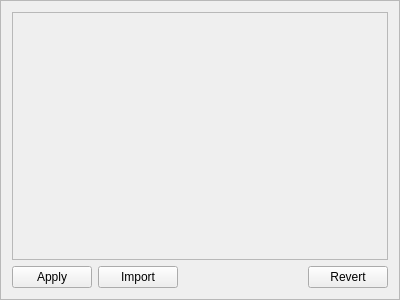
Old version of the form FlightController/ThresholdEditor.ui in the repository dmaone/CommonSense.
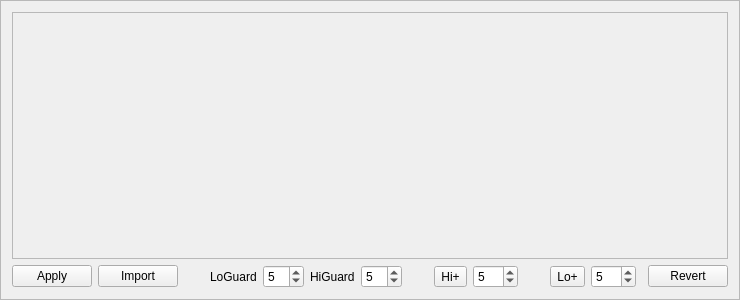
New version of the form.

Commit message: noiseFloor is now deadband, threshold editor WIP

What changed in the file:
```diff
--- a/FlightController/ThresholdEditor.ui
+++ b/FlightController/ThresholdEditor.ui
@@ -6,7 +6,7 @@
    <rect>
     <x>0</x>
     <y>0</y>
-    <width>400</width>
+    <width>722</width>
     <height>300</height>
    </rect>
   </property>
@@ -20,7 +20,30 @@
    <enum>QFrame::Raised</enum>
   </property>
   <layout class="QGridLayout" name="gridLayout_2">
-   <item row="1" column="2">
+   <item row="1" column="3">
+    <widget class="QLabel" name="label">
+     <property name="text">
+      <string>LoGuard</string>
+     </property>
+    </widget>
+   </item>
+   <item row="1" column="7">
+    <spacer name="horizontalSpacer_4">
+     <property name="orientation">
+      <enum>Qt::Horizontal</enum>
+     </property>
+     <property name="sizeType">
+      <enum>QSizePolicy::Fixed</enum>
+     </property>
+     <property name="sizeHint" stdset="0">
+      <size>
+       <width>20</width>
+       <height>20</height>
+      </size>
+     </property>
+    </spacer>
+   </item>
+   <item row="1" column="13">
     <spacer name="horizontalSpacer">
      <property name="orientation">
       <enum>Qt::Horizontal</enum>
@@ -35,6 +58,12 @@
    </item>
    <item row="1" column="1">
     <widget class="QPushButton" name="importButton">
+     <property name="minimumSize">
+      <size>
+       <width>80</width>
+       <height>0</height>
+      </size>
+     </property>
      <property name="text">
       <string>Import</string>
      </property>
@@ -47,14 +76,21 @@
      </property>
     </widget>
    </item>
-   <item row="1" column="3">
+   <item row="1" column="14">
     <widget class="QPushButton" name="revertButton">
      <property name="text">
       <string>Revert</string>
      </property>
     </widget>
    </item>
-   <item row="0" column="0" colspan="4">
+   <item row="1" column="4">
+    <widget class="QSpinBox" name="loGuardSpinbox">
+     <property name="value">
+      <number>5</number>
+     </property>
+    </widget>
+   </item>
+   <item row="0" column="0" colspan="15">
     <widget class="QFrame" name="Dashboard">
      <property name="frameShape">
       <enum>QFrame::StyledPanel</enum>
@@ -64,6 +100,95 @@
      </property>
     </widget>
    </item>
+   <item row="1" column="8">
+    <widget class="QToolButton" name="hiPlusButton">
+     <property name="text">
+      <string>Hi+</string>
+     </property>
+    </widget>
+   </item>
+   <item row="1" column="2">
+    <spacer name="horizontalSpacer_2">
+     <property name="orientation">
+      <enum>Qt::Horizontal</enum>
+     </property>
+     <property name="sizeType">
+      <enum>QSizePolicy::Fixed</enum>
+     </property>
+     <property name="sizeHint" stdset="0">
+      <size>
+       <width>20</width>
+       <height>20</height>
+      </size>
+     </property>
+    </spacer>
+   </item>
+   <item row="1" column="12">
+    <widget class="QSpinBox" name="loStepSpinbox">
+     <property name="minimum">
+      <number>-20</number>
+     </property>
+     <property name="maximum">
+      <number>20</number>
+     </property>
+     <property name="value">
+      <number>5</number>
+     </property>
+    </widget>
+   </item>
+   <item row="1" column="9">
+    <widget class="QSpinBox" name="hiStepSpinbox">
+     <property name="minimum">
+      <number>-20</number>
+     </property>
+     <property name="maximum">
+      <number>20</number>
+     </property>
+     <property name="value">
+      <number>5</number>
+     </property>
+    </widget>
+   </item>
+   <item row="1" column="10">
+    <spacer name="horizontalSpacer_3">
+     <property name="orientation">
+      <enum>Qt::Horizontal</enum>
+     </property>
+     <property name="sizeType">
+      <enum>QSizePolicy::Fixed</enum>
+     </property>
+     <property name="sizeHint" stdset="0">
+      <size>
+       <width>20</width>
+       <height>20</height>
+      </size>
+     </property>
+    </spacer>
+   </item>
+   <item row="1" column="11">
+    <widget class="QToolButton" name="loPlusButton">
+     <property name="text">
+      <string>Lo+</string>
+     </property>
+    </widget>
+   </item>
+   <item row="1" column="6">
+    <widget class="QSpinBox" name="hiGuardSpinbox">
+     <property name="value">
+      <number>5</number>
+     </property>
+     <property name="displayIntegerBase">
+      <number>10</number>
+     </property>
+    </widget>
+   </item>
+   <item row="1" column="5">
+    <widget class="QLabel" name="label_2">
+     <property name="text">
+      <string>HiGuard</string>
+     </property>
+    </widget>
+   </item>
   </layout>
  </widget>
  <resources/>
```
The commit also changes 11 other files.
